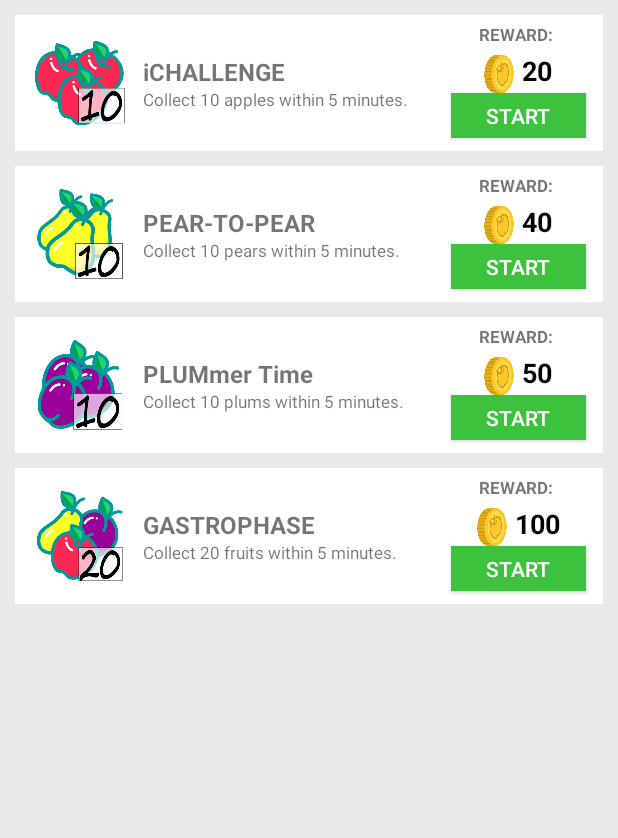
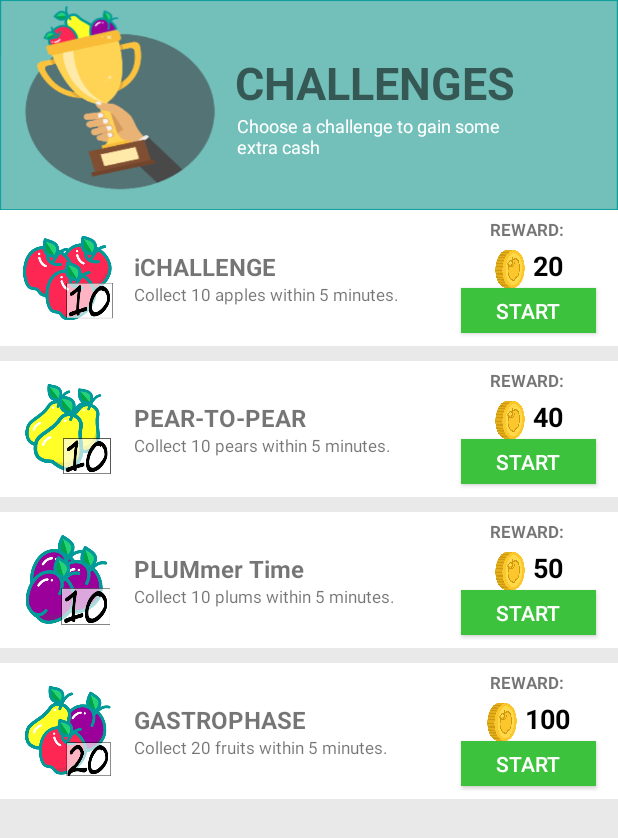
Before and after one commit to Verdant90/msciwe_klarnecistki_hackathon, an Android app: the ChallengeActivity screen opened directly, with no data from a screen before it, on a phone screen of 412 x 824 dp. Shown: the top 838 px of the screen. Run offline under Robolectric (Android 15) with nearby library versions, the phone set to English and light mode, and no system bars; our stand-ins replace ButterKnife.

Commit message:
Challenges header

```diff
--- a/app/src/main/res/layout/activity_challenge.xml
+++ b/app/src/main/res/layout/activity_challenge.xml
@@ -1,16 +1,21 @@
 <?xml version="1.0" encoding="utf-8"?>
-<android.support.constraint.ConstraintLayout
-    xmlns:android="http://schemas.android.com/apk/res/android"
+<android.support.constraint.ConstraintLayout xmlns:android="http://schemas.android.com/apk/res/android"
     android:layout_width="match_parent"
+    xmlns:tools="http://schemas.android.com/tools"
+    xmlns:app="http://schemas.android.com/apk/res-auto"
     android:background="#e9e9e9"
     android:layout_height="match_parent">
+    <include layout="@layout/layout_challenges_header"
+        android:id="@+id/layout_challenge_header"
+        app:layout_constraintTop_toTopOf="parent"/>
+
     <ListView
         android:id="@+id/list_challenge"
-        android:layout_marginTop="10dp"
-        android:layout_marginStart="10dp"
-        android:layout_marginEnd="10dp"
         android:layout_width="match_parent"
         android:layout_height="match_parent"
+        android:layout_marginTop="140dp"
         android:divider="#e9e9e9"
-        android:dividerHeight="10.0sp"/>
+        android:dividerHeight="10.0sp"
+        app:layout_constraintBottom_toBottomOf="parent"
+        app:layout_constraintTop_toBottomOf="@+id/layout_challenge_header" />
 </android.support.constraint.ConstraintLayout>
--- /dev/null
+++ b/app/src/main/res/layout/layout_challenges_header.xml
@@ -0,0 +1,42 @@
+<?xml version="1.0" encoding="utf-8"?>
+<android.support.constraint.ConstraintLayout xmlns:android="http://schemas.android.com/apk/res/android"
+    xmlns:app="http://schemas.android.com/apk/res-auto"
+    android:layout_width="match_parent"
+    android:layout_height="140dp"
+    android:background="@drawable/bg_challenges_header">
+<android.support.constraint.Guideline
+    android:id="@+id/guideline_text"
+    android:layout_width="wrap_content"
+    android:layout_height="wrap_content"
+    android:orientation="vertical"
+    app:layout_constraintGuide_percent="0.38"/>
+    <TextView
+        android:id="@+id/text_challenges"
+        android:layout_width="wrap_content"
+        android:layout_height="wrap_content"
+        android:text="Challenges"
+        android:textSize="30sp"
+        android:textAllCaps="true"
+        android:textStyle="bold"
+        app:layout_constraintBottom_toTopOf="@+id/hint_challenges"
+        app:layout_constraintVertical_chainStyle="packed"
+        app:layout_constraintEnd_toEndOf="parent"
+        app:layout_constraintHorizontal_bias="0"
+        app:layout_constraintStart_toStartOf="@+id/guideline_text"
+        app:layout_constraintTop_toTopOf="parent" />
+
+    <TextView
+        android:id="@+id/hint_challenges"
+        android:layout_width="wrap_content"
+        android:layout_height="wrap_content"
+        android:lines="2"
+        android:layout_marginStart="1dp"
+        android:textColor="@color/white"
+        android:text="Choose a challenge to gain some \nextra cash"
+        android:textSize="12sp"
+        app:layout_constraintBottom_toBottomOf="parent"
+        app:layout_constraintEnd_toEndOf="parent"
+        app:layout_constraintHorizontal_bias="0"
+        app:layout_constraintStart_toStartOf="@+id/guideline_text"
+        app:layout_constraintTop_toBottomOf="@+id/text_challenges" />
+</android.support.constraint.ConstraintLayout>
--- a/app/src/main/res/values/colors.xml
+++ b/app/src/main/res/values/colors.xml
@@ -1,7 +1,7 @@
 <?xml version="1.0" encoding="utf-8"?>
 <resources>
-    <color name="colorPrimary">#3F51B5</color>
-    <color name="colorPrimaryDark">#303F9F</color>
+    <color name="colorPrimary">#009a98</color>
+    <color name="colorPrimaryDark">#547375</color>
     <color name="colorAccent">#FF4081</color>
 
     <color name="white">#FFFFFF</color>
```
Also changed, not shown: app/src/main/res/drawable/bg_challenges_header.png (added).
